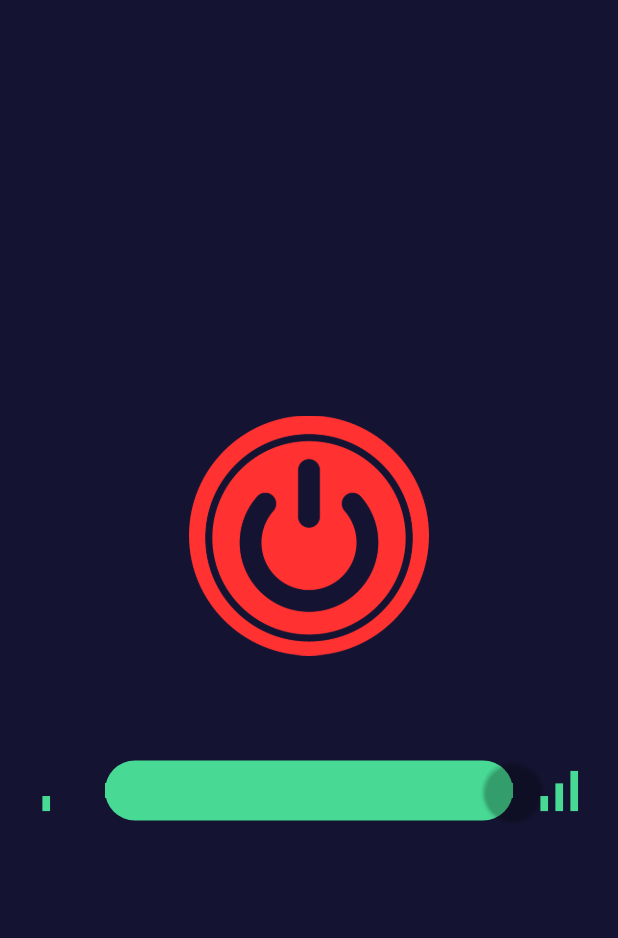
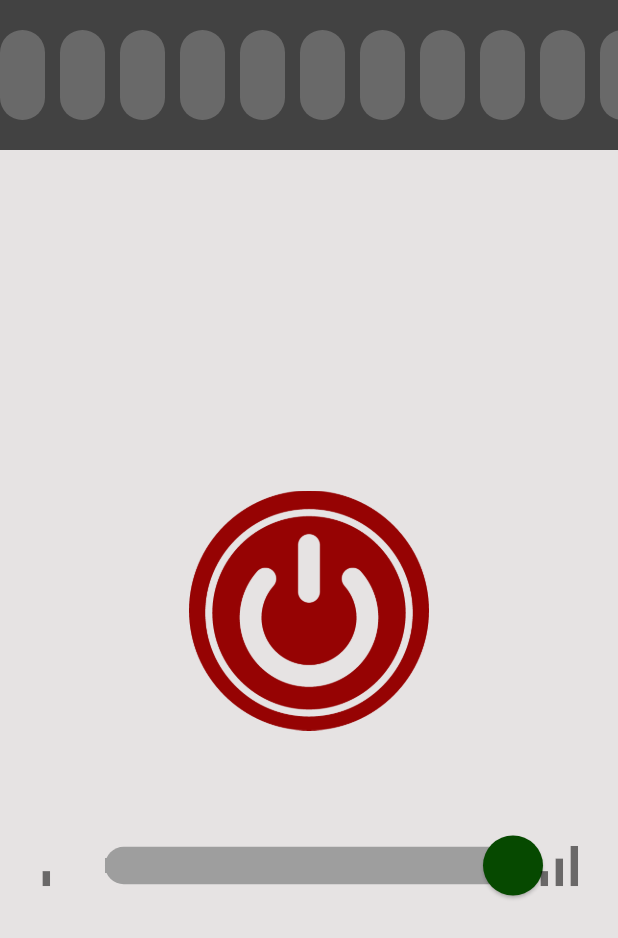
Before and after one commit to VictorCuerdo/luminex, a Flutter app: the screen it shows after launch, on a phone screen of 412 x 824 dp. Shown: the top 938 px of the screen. Run offline on Flutter 3.47's test engine with Material 2 defaults, Android fonts, the phone set to English and light mode, and no system bars; missing offline and left inert: torch_controller.

Commit message:
Your commit message here

```diff
--- a/lib/ui/home_page.dart
+++ b/lib/ui/home_page.dart
@@ -1,4 +1,3 @@
-// ignore_for_file: library_private_types_in_public_api
 import 'package:flutter/material.dart';
 
 import '../controller/flashlight_controller.dart';
@@ -13,27 +12,48 @@ class HomePage extends StatefulWidget {
 
 class _HomePageState extends State<HomePage> {
   final FlashlightController _controller = FlashlightController();
+  double _bezelPosition = 0.0;
 
   @override
   Widget build(BuildContext context) {
     return Scaffold(
-      backgroundColor: const Color.fromRGBO(20, 20, 50, 1),
-      body: Center(
+      backgroundColor: const Color(0xFFE6E3E3),
+      body: Column(
+        crossAxisAlignment: CrossAxisAlignment.center,
+        children: <Widget>[
+          // Rotative Bezel
+          GestureDetector(
+            onHorizontalDragUpdate: (details) {
+              setState(() {
+                _bezelPosition += details.primaryDelta!;
+                // Update strobe speed or other functionalities based on _bezelPosition here if needed
+              });
+            },
+            child: Container(
+              height: 100.0, // Height of the bezel
+              color: Colors.grey[800],
+              width: double.infinity,
+              child: CustomPaint(
+                painter: CylinderPainter(_bezelPosition),
+              ),
+            ),
+          ),
+          Expanded(
+            child: Center(
               child: Column(
                 mainAxisAlignment: MainAxisAlignment.center,
-          children: <Widget>[
+                children: [
                   InkWell(
                     onTap: () async {
                       await _controller.toggleLight();
-                print("Flashlight isOn: ${_controller.isOn}");
                       setState(() {}); // to trigger a rebuild
                     },
                     child: _controller.isOn
                         ? Image.asset('assets/on.png', width: 160, height: 160)
-                  : Image.asset('assets/off.png', width: 160, height: 160),
+                        : Image.asset('assets/off.png',
+                            width: 160, height: 160),
                   ),
                   const SizedBox(height: 70),
-            // Use the RotarySlider instead of the regular Slider
                   CustomSlider(
                     value: _controller.intensity,
                     onChanged: (value) {
@@ -41,10 +61,58 @@ class _HomePageState extends State<HomePage> {
                         _controller.setLightIntensity(value);
                       });
                     },
-            )
+                  ),
                 ],
               ),
+            ),
+          ),
+        ],
       ),
     );
   }
 }
+
+class CylinderPainter extends CustomPainter {
+  final double position;
+  final int cylinderCount = 9; // Number of cylinders
+  final double cylinderWidth = 30.0; // Width of each cylinder
+  final double cylinderHeight = 60.0; // Height of each cylinder
+  final double space = 10.0; // Space between each cylinder
+
+  CylinderPainter(this.position);
+
+  @override
+  void paint(Canvas canvas, Size size) {
+    double width = size.width;
+
+    double singleSetWidth = (cylinderCount * (cylinderWidth + space)) -
+        space; // Total width for one set of cylinders
+    double startPosition = position % singleSetWidth;
+
+    for (int i = 0; true; i++) {
+      // Infinite loop, but we'll break out of it conditionally
+      double offset = (i * (cylinderWidth + space)) - startPosition;
+
+      // If a cylinder is off the screen to the right, break out of loop.
+      if (offset > width) break;
+
+      final Rect rect = Rect.fromLTWH(offset,
+          (size.height - cylinderHeight) / 2, cylinderWidth, cylinderHeight);
+
+      canvas.drawRRect(
+        RRect.fromRectAndRadius(
+            rect,
+            const Radius.circular(
+                15)), // Adjust the radius for more oval appearance
+        Paint()
+          ..color = const Color(0xFF696969)
+          ..style = PaintingStyle.fill,
+      );
+    }
+  }
+
+  @override
+  bool shouldRepaint(CustomPainter oldDelegate) {
+    return true;
+  }
+}
--- a/lib/widgets/customslider.dart
+++ b/lib/widgets/customslider.dart
@@ -1,5 +1,4 @@
 // ignore_for_file: library_private_types_in_public_api
-
 import 'package:flutter/material.dart';
 
 class CustomSlider extends StatefulWidget {
@@ -21,14 +20,14 @@ class _CustomSliderState extends State<CustomSlider> {
         mainAxisAlignment: MainAxisAlignment.center,
         children: [
           const Icon(Icons.signal_cellular_alt_1_bar,
-              color: Color(0xFF48D994), size: 40),
+              color: Colors.black54, size: 40),
           const SizedBox(width: 10),
           Expanded(
             child: Container(
-              height: 40, // Adjust the height to accommodate larger thumb
+              height: 25, // Adjust the height to accommodate larger thumb
               decoration: BoxDecoration(
                 borderRadius: BorderRadius.circular(20),
-                color: const Color(0xFF48D994),
+                color: Colors.grey,
               ),
               child: SliderTheme(
                 data: SliderTheme.of(context).copyWith(
@@ -36,21 +35,21 @@ class _CustomSliderState extends State<CustomSlider> {
                   thumbShape: const RoundSliderThumbShape(
                       enabledThumbRadius: 20.0), // Increased thumb radius
                   trackHeight: 10.0, // Reduced track height
-                  thumbColor: const Color(0xFF48D994),
+                  thumbColor: Colors.transparent, // Changed thumb color
                   overlayColor: Colors.transparent,
                 ),
                 child: Slider(
                   value: widget.value,
                   onChanged: widget.onChanged,
-                  inactiveColor: Colors.transparent,
-                  activeColor: Colors.transparent,
+                  inactiveColor: const Color(0xFF064900),
+                  activeColor: const Color(0xFF064900),
                 ),
               ),
             ),
           ),
           const SizedBox(width: 10),
           const Icon(Icons.signal_cellular_alt,
-              color: Color(0xFF48D994), size: 40),
+              color: Colors.black54, size: 40),
         ],
       ),
     );
@@ -97,7 +96,7 @@ class GradientRectSliderTrackShape extends SliderTrackShape {
 
     context.canvas.drawRect(
       rect,
-      Paint()..color = const Color(0xFF48D994),
+      Paint()..color = Colors.grey,
     );
   }
 }
```
Also changed, not shown: lib/controller/flashlight_controller.dart (+18 -0 lines), lib/widgets/horizontalrotaryslider.dart (deleted, +0 -63 lines), lib/widgets/rotaryslider.dart (deleted, +0 -83 lines), lib/widgets/rotative_bezel.dart (added, +67 -0 lines), assets/off.png. Lines whose indentation alone changed are shown as unchanged.
